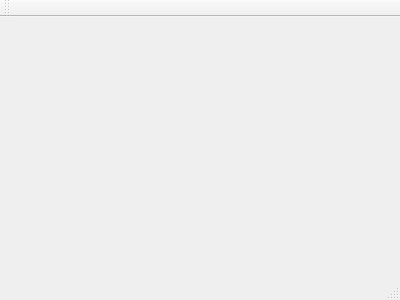
The window that mainwindow.ui (mschwan/CuteBode) describes before a commit, drawn with Qt 5.
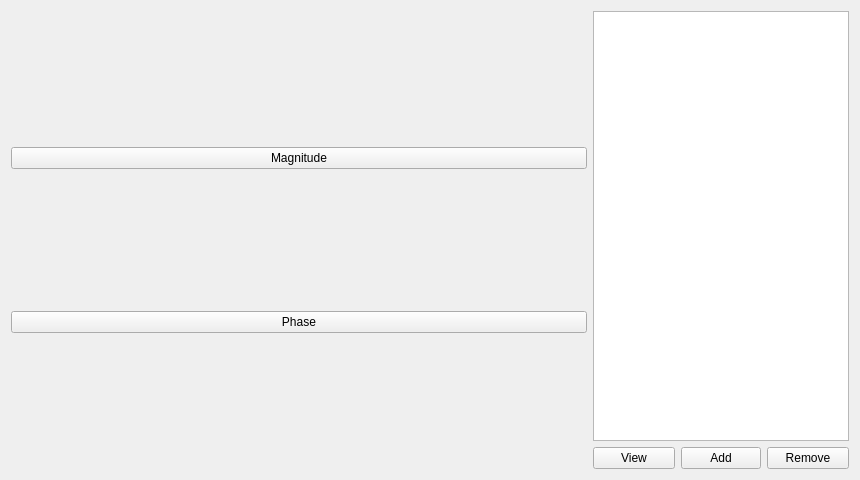
The same window after the commit.

Commit message: created the basic widget layout

The edit to the form file:
```diff
--- a/mainwindow.ui
+++ b/mainwindow.ui
@@ -1,24 +1,110 @@
 <ui version="4.0">
  <class>MainWindow</class>
- <widget class="QMainWindow" name="MainWindow" >
-  <property name="geometry" >
+ <widget class="QMainWindow" name="MainWindow">
+  <property name="geometry">
    <rect>
     <x>0</x>
     <y>0</y>
-    <width>400</width>
-    <height>300</height>
+    <width>860</width>
+    <height>480</height>
    </rect>
   </property>
   <property name="windowTitle" >
    <string>MainWindow</string>
   </property>
-  <widget class="QMenuBar" name="menuBar" />
-  <widget class="QToolBar" name="mainToolBar" />
-  <widget class="QWidget" name="centralWidget" />
-  <widget class="QStatusBar" name="statusBar" />
+  <widget class="QWidget" name="centralWidget">
+   <layout class="QHBoxLayout" name="horizontalLayout_2">
+    <item>
+     <layout class="QVBoxLayout" name="layoutPlot">
+      <item>
+       <widget class="QPushButton" name="tbrMagnitude">
+        <property name="sizePolicy">
+         <sizepolicy hsizetype="MinimumExpanding" vsizetype="Fixed">
+          <horstretch>0</horstretch>
+          <verstretch>0</verstretch>
+         </sizepolicy>
+        </property>
+        <property name="text">
+         <string>Magnitude</string>
+        </property>
+       </widget>
+      </item>
+      <item>
+       <widget class="QPushButton" name="tbrPhase">
+        <property name="sizePolicy">
+         <sizepolicy hsizetype="MinimumExpanding" vsizetype="Fixed">
+          <horstretch>0</horstretch>
+          <verstretch>0</verstretch>
+         </sizepolicy>
+        </property>
+        <property name="text">
+         <string>Phase</string>
+        </property>
+       </widget>
+      </item>
+     </layout>
+    </item>
+    <item>
+     <layout class="QVBoxLayout" name="layoutFunctions">
+      <item>
+       <widget class="QTableWidget" name="table">
+        <property name="sizePolicy">
+         <sizepolicy hsizetype="Preferred" vsizetype="Expanding">
+          <horstretch>0</horstretch>
+          <verstretch>0</verstretch>
+         </sizepolicy>
+        </property>
+       </widget>
+      </item>
+      <item>
+       <layout class="QHBoxLayout" name="layoutButtons">
+        <item>
+         <widget class="QPushButton" name="buttonView">
+          <property name="sizePolicy">
+           <sizepolicy hsizetype="Preferred" vsizetype="Fixed">
+            <horstretch>0</horstretch>
+            <verstretch>0</verstretch>
+           </sizepolicy>
+          </property>
+          <property name="text">
+           <string>View</string>
+          </property>
+         </widget>
+        </item>
+        <item>
+         <widget class="QPushButton" name="buttonAdd">
+          <property name="sizePolicy">
+           <sizepolicy hsizetype="Maximum" vsizetype="Fixed">
+            <horstretch>0</horstretch>
+            <verstretch>0</verstretch>
+           </sizepolicy>
+          </property>
+          <property name="text">
+           <string>Add</string>
+          </property>
+         </widget>
+        </item>
+        <item>
+         <widget class="QPushButton" name="buttonRemove">
+          <property name="sizePolicy">
+           <sizepolicy hsizetype="Preferred" vsizetype="Fixed">
+            <horstretch>0</horstretch>
+            <verstretch>0</verstretch>
+           </sizepolicy>
+          </property>
+          <property name="text">
+           <string>Remove</string>
+          </property>
+         </widget>
+        </item>
+       </layout>
+      </item>
+     </layout>
+    </item>
+   </layout>
+  </widget>
  </widget>
- <layoutDefault spacing="6" margin="11" />
- <pixmapfunction></pixmapfunction>
+ <layoutdefault spacing="6" margin="11"/>
  <resources/>
  <connections/>
 </ui>
```
Left out of the diff: 3 changed lines with no effect on the pictures.
